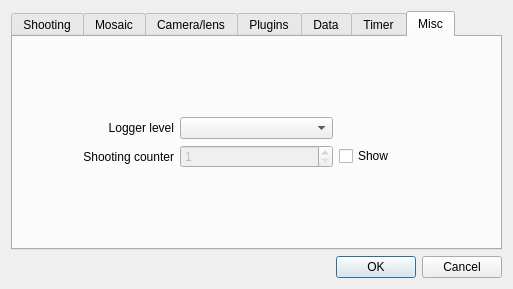
bingostar89/Papywizard, file papywizard/view/ui/configDialog.ui: the form before one commit.
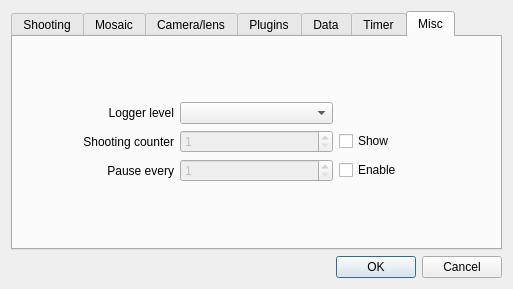
The form after the commit. The open tabs and pages were chosen to show the change. Icons and pictures are not drawn.

Commit message: Added 'pause every' param

What changed in the file:
```diff
--- a/papywizard/view/ui/configDialog.ui
+++ b/papywizard/view/ui/configDialog.ui
@@ -1086,6 +1086,39 @@
            </property>
           </widget>
          </item>
+         <item row="2" column="0">
+          <widget class="QLabel" name="label_10">
+           <property name="text">
+            <string>Pause every</string>
+           </property>
+           <property name="alignment">
+            <set>Qt::AlignRight|Qt::AlignTrailing|Qt::AlignVCenter</set>
+           </property>
+           <property name="margin">
+            <number>5</number>
+           </property>
+          </widget>
+         </item>
+         <item row="2" column="1">
+          <widget class="QSpinBox" name="pauseEverySpinBox">
+           <property name="enabled">
+            <bool>false</bool>
+           </property>
+           <property name="minimum">
+            <number>1</number>
+           </property>
+           <property name="maximum">
+            <number>9999</number>
+           </property>
+          </widget>
+         </item>
+         <item row="2" column="2">
+          <widget class="QCheckBox" name="pauseEveryEnableCheckBox">
+           <property name="text">
+            <string>Enable</string>
+           </property>
+          </widget>
+         </item>
         </layout>
        </item>
       </layout>
```
The commit also changes 3 other files.
